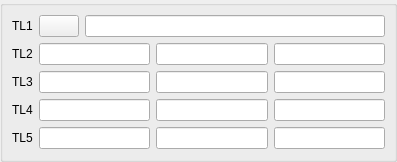
This is src/MeasureGUI/MeasureGUI_1Sel12LineEdit_QTD.ui in SalomePlatform/geom as Qt 5 draws it before an edit. The edited form follows.
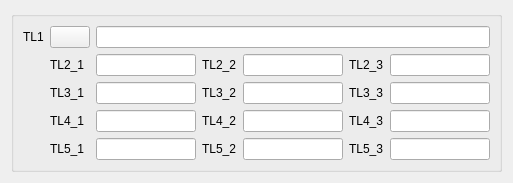
This is the edited form.

Commit message: Minor improvement of Inertia dialog box look-n-feel.

```diff
--- a/src/MeasureGUI/MeasureGUI_1Sel12LineEdit_QTD.ui
+++ b/src/MeasureGUI/MeasureGUI_1Sel12LineEdit_QTD.ui
@@ -1,167 +1,35 @@
 <ui version="4.0" >
  <class>MeasureGUI_1Sel12LineEdit_QTD</class>
- <widget class="QWidget" name="MeasureGUI_1Sel12LineEdit_QTD" >
-  <property name="geometry" >
+ <widget class="QWidget" name="MeasureGUI_1Sel12LineEdit_QTD">
+  <property name="geometry">
    <rect>
     <x>0</x>
     <y>0</y>
-    <width>196</width>
-    <height>162</height>
+    <width>501</width>
+    <height>171</height>
    </rect>
   </property>
   <property name="windowTitle" >
    <string/>
   </property>
-  <layout class="QGridLayout" >
-   <property name="leftMargin" >
-    <number>0</number>
-   </property>
-   <property name="topMargin" >
-    <number>0</number>
-   </property>
-   <property name="rightMargin" >
-    <number>0</number>
-   </property>
-   <property name="bottomMargin" >
-    <number>0</number>
-   </property>
-   <property name="horizontalSpacing" >
-    <number>6</number>
-   </property>
-   <property name="verticalSpacing" >
-    <number>6</number>
-   </property>
-   <item row="0" column="0" >
-    <widget class="QGroupBox" name="GroupBox1" >
-     <property name="title" >
+  <layout class="QGridLayout" name="gridLayout_2">
+   <item row="0" column="0">
+    <widget class="QGroupBox" name="GroupBox1">
+     <property name="title">
       <string/>
      </property>
-     <layout class="QGridLayout" >
-      <property name="leftMargin" >
-       <number>9</number>
-      </property>
-      <property name="topMargin" >
-       <number>9</number>
-      </property>
-      <property name="rightMargin" >
-       <number>9</number>
-      </property>
-      <property name="bottomMargin" >
-       <number>9</number>
-      </property>
-      <property name="horizontalSpacing" >
-       <number>6</number>
-      </property>
-      <property name="verticalSpacing" >
-       <number>6</number>
-      </property>
-      <item row="0" column="2" >
-       <widget class="QLineEdit" name="LineEdit1" >
-        <property name="minimumSize" >
-         <size>
-          <width>300</width>
-          <height>0</height>
-         </size>
-        </property>
-       </widget>
-      </item>
-      <item row="1" column="0" colspan="3" >
-       <layout class="QGridLayout" >
-        <property name="leftMargin" >
-         <number>0</number>
-        </property>
-        <property name="topMargin" >
-         <number>0</number>
-        </property>
-        <property name="rightMargin" >
-         <number>0</number>
-        </property>
-        <property name="bottomMargin" >
-         <number>0</number>
-        </property>
-        <property name="horizontalSpacing" >
-         <number>6</number>
-        </property>
-        <property name="verticalSpacing" >
-         <number>6</number>
-        </property>
-        <item row="2" column="2" >
-         <widget class="QLineEdit" name="LineEdit32" />
-        </item>
-        <item row="1" column="2" >
-         <widget class="QLineEdit" name="LineEdit22" />
-        </item>
-        <item row="0" column="0" >
-         <widget class="QLabel" name="TextLabel2" >
-          <property name="text" >
-           <string>TL2</string>
-          </property>
-         </widget>
-        </item>
-        <item row="0" column="1" >
-         <widget class="QLineEdit" name="LineEdit11" />
-        </item>
-        <item row="2" column="0" >
-         <widget class="QLabel" name="TextLabel4" >
-          <property name="text" >
-           <string>TL4</string>
-          </property>
-         </widget>
-        </item>
-        <item row="1" column="1" >
-         <widget class="QLineEdit" name="LineEdit21" />
-        </item>
-        <item row="1" column="3" >
-         <widget class="QLineEdit" name="LineEdit23" />
-        </item>
-        <item row="2" column="1" >
-         <widget class="QLineEdit" name="LineEdit31" />
-        </item>
-        <item row="3" column="1" >
-         <widget class="QLineEdit" name="LineEdit41" />
-        </item>
-        <item row="3" column="3" >
-         <widget class="QLineEdit" name="LineEdit43" />
-        </item>
-        <item row="0" column="3" >
-         <widget class="QLineEdit" name="LineEdit13" />
-        </item>
-        <item row="3" column="0" >
-         <widget class="QLabel" name="TextLabel5" >
-          <property name="text" >
-           <string>TL5</string>
-          </property>
-         </widget>
-        </item>
-        <item row="3" column="2" >
-         <widget class="QLineEdit" name="LineEdit42" />
-        </item>
-        <item row="0" column="2" >
-         <widget class="QLineEdit" name="LineEdit12" />
-        </item>
-        <item row="2" column="3" >
-         <widget class="QLineEdit" name="LineEdit33" />
-        </item>
-        <item row="1" column="0" >
-         <widget class="QLabel" name="TextLabel3" >
-          <property name="text" >
-           <string>TL3</string>
-          </property>
-         </widget>
-        </item>
-       </layout>
-      </item>
-      <item row="0" column="0" >
-       <widget class="QLabel" name="TextLabel1" >
-        <property name="text" >
+     <layout class="QGridLayout" name="gridLayout">
+      <item row="0" column="0">
+       <widget class="QLabel" name="TextLabel1">
+        <property name="text">
          <string>TL1</string>
         </property>
        </widget>
       </item>
-      <item row="0" column="1" >
-       <widget class="QPushButton" name="PushButton1" >
-        <property name="sizePolicy" >
-         <sizepolicy vsizetype="Fixed" hsizetype="Fixed" >
+      <item row="0" column="1">
+       <widget class="QPushButton" name="PushButton1">
+        <property name="sizePolicy">
+         <sizepolicy hsizetype="Fixed" vsizetype="Fixed">
           <horstretch>0</horstretch>
           <verstretch>0</verstretch>
          </sizepolicy>
@@ -171,6 +39,220 @@
         </property>
        </widget>
       </item>
+      <item row="0" column="2" colspan="5">
+       <widget class="QLineEdit" name="LineEdit1">
+        <property name="minimumSize">
+         <size>
+          <width>300</width>
+          <height>0</height>
+         </size>
+        </property>
+       </widget>
+      </item>
+      <item row="1" column="1">
+       <widget class="QLabel" name="TextLabel2_1">
+        <property name="text">
+         <string>TL2_1</string>
+        </property>
+       </widget>
+      </item>
+      <item row="1" column="2">
+       <widget class="QLineEdit" name="LineEdit11">
+        <property name="minimumSize">
+         <size>
+          <width>100</width>
+          <height>0</height>
+         </size>
+        </property>
+       </widget>
+      </item>
+      <item row="1" column="3">
+       <widget class="QLabel" name="TextLabel2_2">
+        <property name="text">
+         <string>TL2_2</string>
+        </property>
+       </widget>
+      </item>
+      <item row="1" column="4">
+       <widget class="QLineEdit" name="LineEdit12">
+        <property name="minimumSize">
+         <size>
+          <width>100</width>
+          <height>0</height>
+         </size>
+        </property>
+       </widget>
+      </item>
+      <item row="1" column="5">
+       <widget class="QLabel" name="TextLabel2_3">
+        <property name="text">
+         <string>TL2_3</string>
+        </property>
+       </widget>
+      </item>
+      <item row="1" column="6">
+       <widget class="QLineEdit" name="LineEdit13">
+        <property name="minimumSize">
+         <size>
+          <width>100</width>
+          <height>0</height>
+         </size>
+        </property>
+       </widget>
+      </item>
+      <item row="2" column="1">
+       <widget class="QLabel" name="TextLabel3_1">
+        <property name="text">
+         <string>TL3_1</string>
+        </property>
+       </widget>
+      </item>
+      <item row="2" column="2">
+       <widget class="QLineEdit" name="LineEdit21">
+        <property name="minimumSize">
+         <size>
+          <width>100</width>
+          <height>0</height>
+         </size>
+        </property>
+       </widget>
+      </item>
+      <item row="2" column="3">
+       <widget class="QLabel" name="TextLabel3_2">
+        <property name="text">
+         <string>TL3_2</string>
+        </property>
+       </widget>
+      </item>
+      <item row="2" column="4">
+       <widget class="QLineEdit" name="LineEdit22">
+        <property name="minimumSize">
+         <size>
+          <width>100</width>
+          <height>0</height>
+         </size>
+        </property>
+       </widget>
+      </item>
+      <item row="2" column="5">
+       <widget class="QLabel" name="TextLabel3_3">
+        <property name="text">
+         <string>TL3_3</string>
+        </property>
+       </widget>
+      </item>
+      <item row="2" column="6">
+       <widget class="QLineEdit" name="LineEdit23">
+        <property name="minimumSize">
+         <size>
+          <width>100</width>
+          <height>0</height>
+         </size>
+        </property>
+       </widget>
+      </item>
+      <item row="3" column="1">
+       <widget class="QLabel" name="TextLabel4_1">
+        <property name="text">
+         <string>TL4_1</string>
+        </property>
+       </widget>
+      </item>
+      <item row="3" column="2">
+       <widget class="QLineEdit" name="LineEdit31">
+        <property name="minimumSize">
+         <size>
+          <width>100</width>
+          <height>0</height>
+         </size>
+        </property>
+       </widget>
+      </item>
+      <item row="3" column="3">
+       <widget class="QLabel" name="TextLabel4_2">
+        <property name="text">
+         <string>TL4_2</string>
+        </property>
+       </widget>
+      </item>
+      <item row="3" column="4">
+       <widget class="QLineEdit" name="LineEdit32">
+        <property name="minimumSize">
+         <size>
+          <width>100</width>
+          <height>0</height>
+         </size>
+        </property>
+       </widget>
+      </item>
+      <item row="3" column="5">
+       <widget class="QLabel" name="TextLabel4_3">
+        <property name="text">
+         <string>TL4_3</string>
+        </property>
+       </widget>
+      </item>
+      <item row="3" column="6">
+       <widget class="QLineEdit" name="LineEdit33">
+        <property name="minimumSize">
+         <size>
+          <width>100</width>
+          <height>0</height>
+         </size>
+        </property>
+       </widget>
+      </item>
+      <item row="4" column="1">
+       <widget class="QLabel" name="TextLabel5_1">
+        <property name="text">
+         <string>TL5_1</string>
+        </property>
+       </widget>
+      </item>
+      <item row="4" column="2">
+       <widget class="QLineEdit" name="LineEdit41">
+        <property name="minimumSize">
+         <size>
+          <width>100</width>
+          <height>0</height>
+         </size>
+        </property>
+       </widget>
+      </item>
+      <item row="4" column="3">
+       <widget class="QLabel" name="TextLabel5_2">
+        <property name="text">
+         <string>TL5_2</string>
+        </property>
+       </widget>
+      </item>
+      <item row="4" column="4">
+       <widget class="QLineEdit" name="LineEdit42">
+        <property name="minimumSize">
+         <size>
+          <width>100</width>
+          <height>0</height>
+         </size>
+        </property>
+       </widget>
+      </item>
+      <item row="4" column="5">
+       <widget class="QLabel" name="TextLabel5_3">
+        <property name="text">
+         <string>TL5_3</string>
+        </property>
+       </widget>
+      </item>
+      <item row="4" column="6">
+       <widget class="QLineEdit" name="LineEdit43">
+        <property name="minimumSize">
+         <size>
+          <width>100</width>
+          <height>0</height>
+         </size>
+        </property>
+       </widget>
+      </item>
      </layout>
     </widget>
    </item>
```
Left out of the diff: 7 changed lines with no effect on the pictures. The commit also changes 4 other files.
